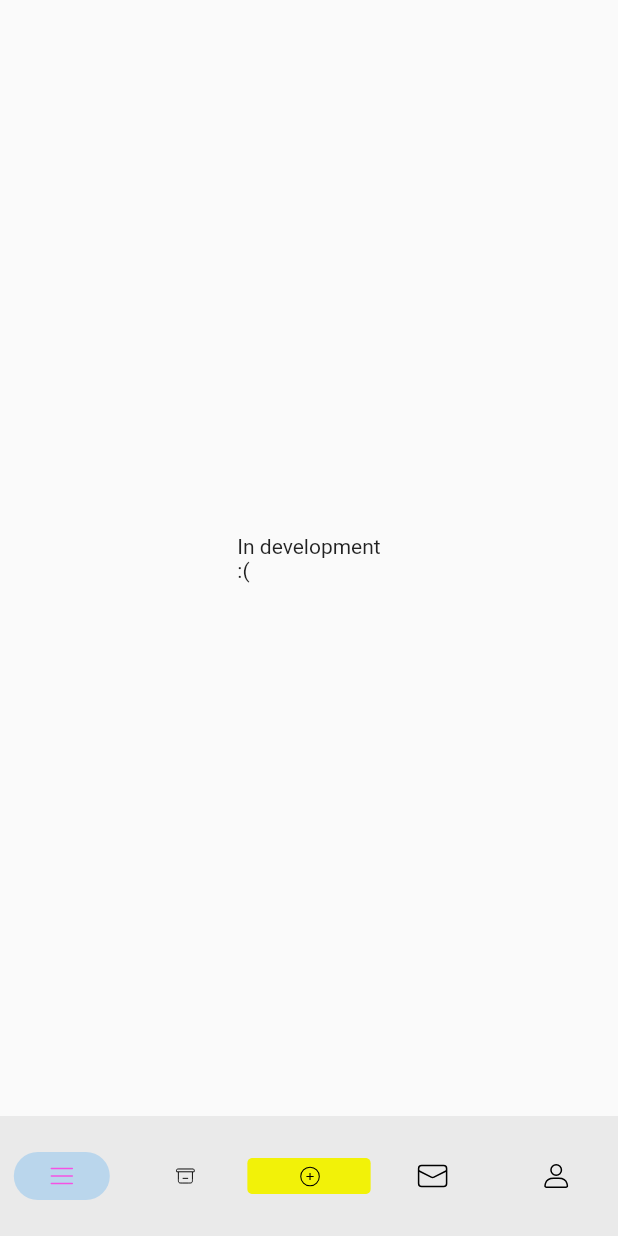
After one commit to InnoSWP/BS21-05-InnoCart, a Flutter app: the PageMessenger screen opened by its route, on a phone screen of 412 x 824 dp. The commit adds this screen. Run offline on Flutter 3.47's test engine with Material 2 defaults, Android fonts, the phone set to English and light mode, and no system bars; our stand-ins replace flutter_rating_bar, flutter_svg.

Commit message:
New messenger page and navigator bug fixes

```diff
--- /dev/null
+++ b/lib/Messenger/page_messenger.dart
@@ -0,0 +1,21 @@
+import 'package:flutter/material.dart';
+import 'package:inno_cart/navigation_bar.dart';
+
+class PageMessenger extends StatefulWidget {
+  const PageMessenger({Key? key}) : super(key: key);
+  @override
+  State<PageMessenger> createState() => PageMessengerState();
+}
+
+class PageMessengerState extends State<PageMessenger> {
+  @override
+  Widget build(BuildContext context) {
+    return SafeArea(
+        child: Scaffold(
+      bottomNavigationBar: makeNavigationBar(context, this),
+      body: const Center(
+        child: Text('In development\n:('),
+      ),
+    ));
+  }
+}
--- a/lib/generate_route.dart
+++ b/lib/generate_route.dart
@@ -1,4 +1,5 @@
 import 'package:flutter/material.dart';
+import 'package:inno_cart/Messenger/page_messenger.dart';
 import 'hello_screen.dart';
 import 'profile_change_screen.dart';
 import 'profile_screen.dart';
@@ -30,6 +31,8 @@ Route? generateRoute(RouteSettings settings) {
       return MaterialPageRoute(builder: (_) => ProfilePage());
     case '/ProfileChangeScreen':
       return MaterialPageRoute(builder: (_) => ProfileChangeScreen());
+    case '/Messenger':
+      return MaterialPageRoute(builder: (_) => const PageMessenger());
     default:
       return null;
   }
--- a/lib/navigation_bar.dart
+++ b/lib/navigation_bar.dart
@@ -8,6 +8,7 @@ Widget makeNavigationBar(BuildContext context, var object) {
     labelBehavior: NavigationDestinationLabelBehavior.alwaysHide,
     selectedIndex: selectedPage,
     onDestinationSelected: (index) => object.setState(() {
+      if (selectedPage == index) return;
       selectedPage = index;
       switch (index) {
         case 0:
@@ -20,7 +21,7 @@ Widget makeNavigationBar(BuildContext context, var object) {
           Navigator.of(context).pushReplacementNamed('/CreatingOrderScreen');
           break;
         case 3:
-          Navigator.of(context).pushReplacementNamed('/');
+          Navigator.of(context).pushReplacementNamed('/Messenger');
           break;
         case 4:
           Navigator.of(context).pushReplacementNamed('/ProfileScreen');
```
